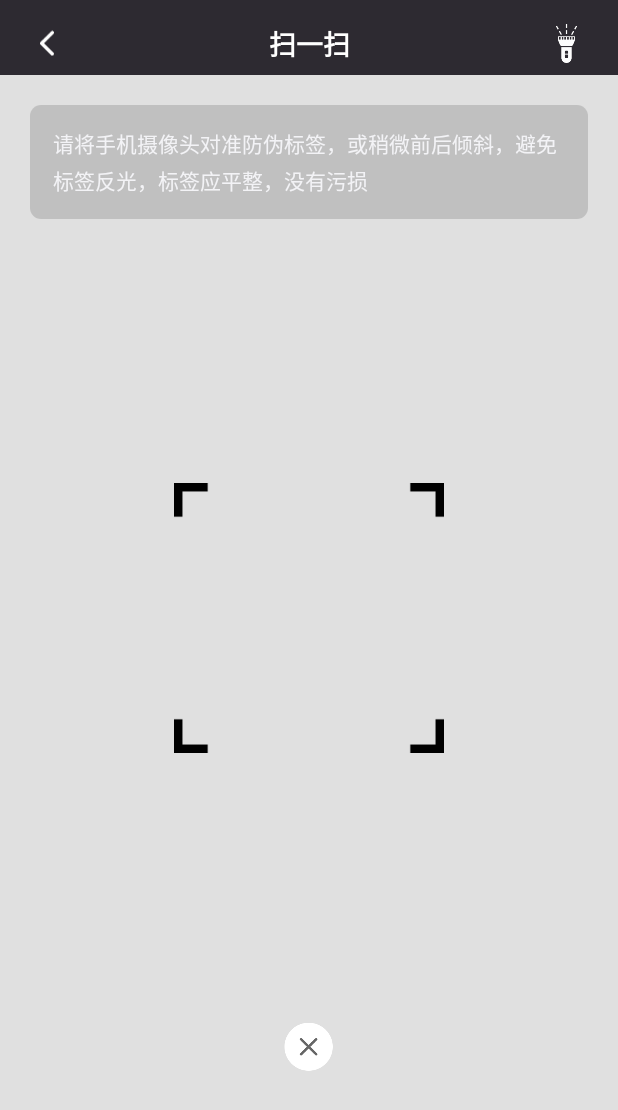
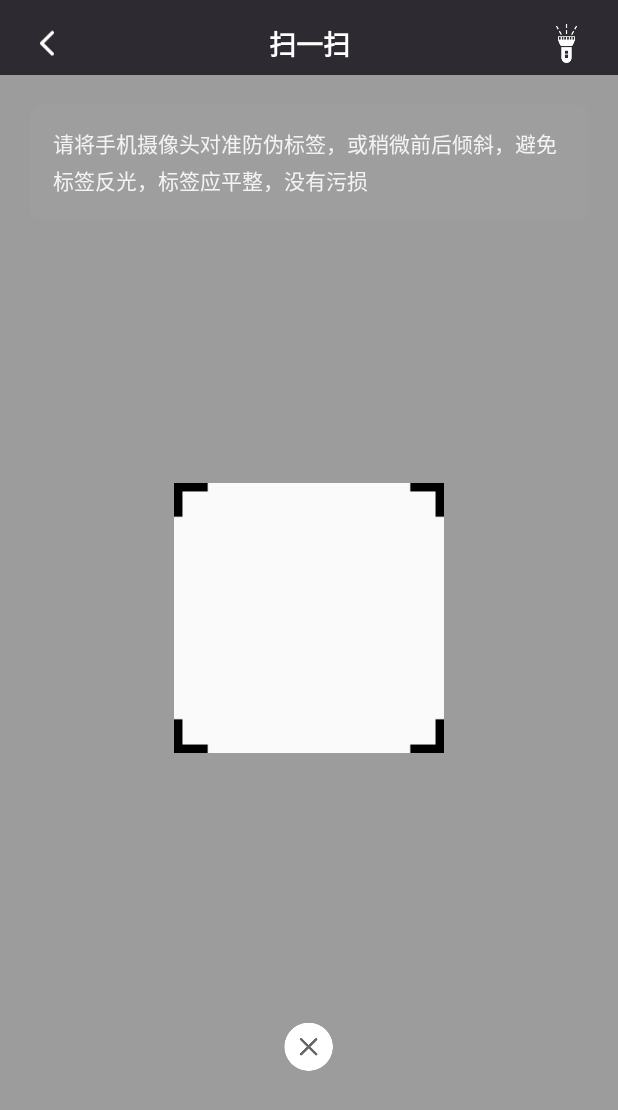
Before and after one commit to hehaihao/ScanSdk, an Android app: the HwScanApiActivity screen opened directly, with no data from a screen before it, on a phone screen of 412 x 824 dp. Shown: the top 1110 px of the screen. Run offline under Robolectric (Android 15) with nearby library versions, the light colour scheme and no system bars; libraries missing offline, so code that uses them is left out: com.huawei.hms; 6 statements that could not run were skipped.

Commit message:
change scan layout UI and add location permission.

```diff
--- a/app/src/main/java/com/xm6leefun/scansdk/MainActivity.java
+++ b/app/src/main/java/com/xm6leefun/scansdk/MainActivity.java
@@ -14,6 +14,6 @@ public class MainActivity extends AppCompatActivity {
     }
 
     public void open(View view) {
-        WebApiActivity.jump(this,"http://test12315.weecot.com/backCode/#/?n=ns000010000C004h&c=fd3f89");
+        WebApiActivity.jump(this,"file:///android_asset/index.html");
     }
 }
--- a/scan_lib/src/main/java/com/xm6leefun/scan_lib/WebApiActivity.java
+++ b/scan_lib/src/main/java/com/xm6leefun/scan_lib/WebApiActivity.java
@@ -1,5 +1,6 @@
 package com.xm6leefun.scan_lib;
 
+import android.Manifest;
 import android.annotation.SuppressLint;
 import android.app.Activity;
 import android.content.Context;
@@ -40,13 +41,19 @@ public class WebApiActivity extends Activity {
 
     private static final String URL = "url";
     private String url = "";
-
+    //权限数组（申请定位）
+    private String[] permissions = new String[]{Manifest.permission.ACCESS_FINE_LOCATION, Manifest.permission.ACCESS_COARSE_LOCATION};
+    //返回code
+    private static final int OPEN_SET_REQUEST_CODE = 100;
     private WebView web;
     @SuppressLint("JavascriptInterface")
     @Override
     protected void onCreate(Bundle savedInstanceState) {
         super.onCreate(savedInstanceState);
         setContentView(R.layout.activity_web_api);
+        if (Build.VERSION.SDK_INT >= Build.VERSION_CODES.M) {
+            requestPermissions(permissions,OPEN_SET_REQUEST_CODE);
+        }
         web = findViewById(R.id.web);
         WebSettings webSetting = web.getSettings();
         webSetting.setJavaScriptEnabled(true);
@@ -54,7 +61,7 @@ public class WebApiActivity extends Activity {
         webSetting.setLoadWithOverviewMode(true); // 缩放至屏幕的大小
         webSetting.setDomStorageEnabled(true);
         if (Build.VERSION.SDK_INT >= Build.VERSION_CODES.LOLLIPOP) {
-            webSetting.setMixedContentMode(android.webkit.WebSettings.MIXED_CONTENT_ALWAYS_ALLOW);
+            webSetting.setMixedContentMode(WebSettings.MIXED_CONTENT_ALWAYS_ALLOW);
         }
         webSetting.setBlockNetworkImage(false);
         webSetting.setAppCacheEnabled(false);
--- a/scan_lib/src/main/res/layout/activity_hw_scan_api.xml
+++ b/scan_lib/src/main/res/layout/activity_hw_scan_api.xml
@@ -14,13 +14,31 @@
       android:layout_width="match_parent"
       android:layout_height="match_parent">
 
-    <ImageView
+    <!-- 绘制阴影部分 -->
+    <View
         android:layout_width="match_parent"
         android:layout_height="match_parent"
-        android:layout_centerInParent="true"
-        android:layout_centerHorizontal="true"
-        android:background="#FF000000"
-        android:alpha="0.1" />
+        android:layout_above="@id/scan_area"
+        android:background="#60000000"/>
+    <View
+        android:layout_width="match_parent"
+        android:layout_height="match_parent"
+        android:layout_below="@id/scan_area"
+        android:background="#60000000"/>
+    <View
+        android:layout_width="match_parent"
+        android:layout_height="match_parent"
+        android:layout_toStartOf="@id/scan_area"
+        android:layout_alignTop="@id/scan_area"
+        android:layout_alignBottom="@id/scan_area"
+        android:background="#60000000"/>
+    <View
+        android:layout_width="match_parent"
+        android:layout_height="match_parent"
+        android:layout_toEndOf="@id/scan_area"
+        android:layout_alignTop="@id/scan_area"
+        android:layout_alignBottom="@id/scan_area"
+        android:background="#60000000"/>
 
     <TextView
         android:layout_width="match_parent"
```
